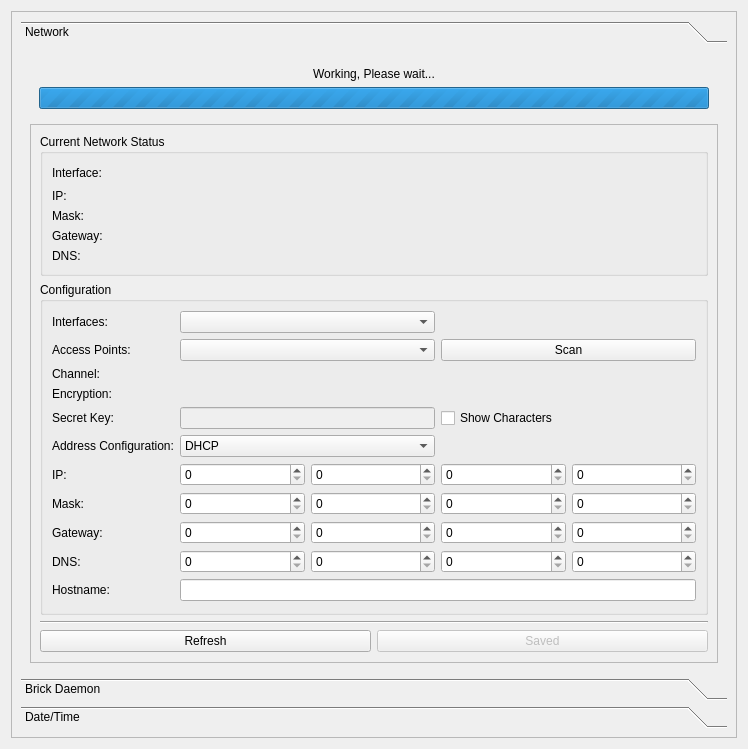
Old version of the form src/brickv/plugin_system/plugins/red/ui/red_tab_settings.ui in the repository Tinkerforge/brickv.
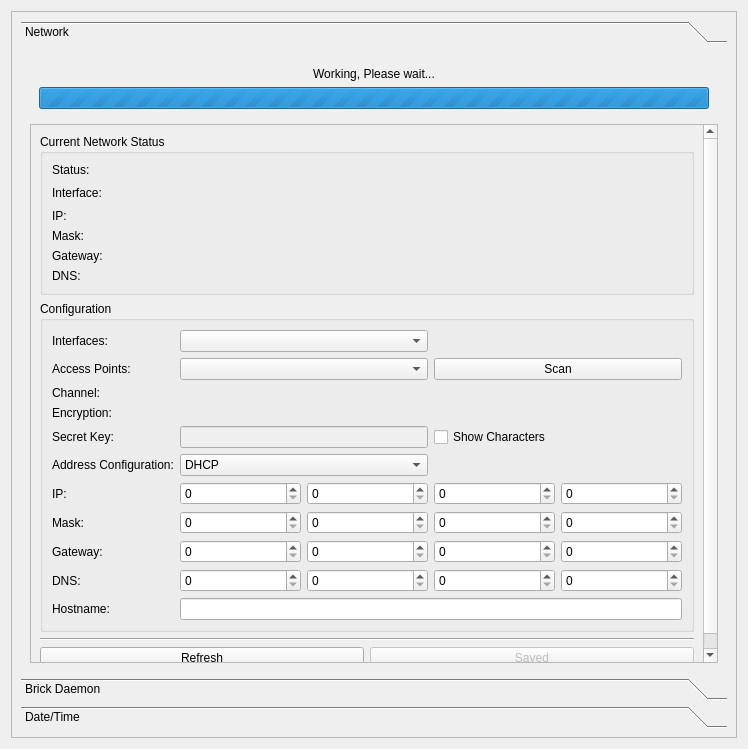
New version of the form. The open tabs and pages were chosen to show the change.

Commit message: red-brick: 1. Added status field in network current status 2. Tab ordering fixed for network settings

```diff
--- a/src/brickv/plugin_system/plugins/red/ui/red_tab_settings.ui
+++ b/src/brickv/plugin_system/plugins/red/ui/red_tab_settings.ui
@@ -88,9 +88,9 @@
              <property name="geometry">
               <rect>
                <x>0</x>
-               <y>-87</y>
+               <y>0</y>
                <width>674</width>
-               <height>613</height>
+               <height>636</height>
               </rect>
              </property>
              <layout class="QVBoxLayout" name="verticalLayout_9">
@@ -435,14 +435,14 @@
                   <layout class="QVBoxLayout" name="verticalLayout_14">
                    <item>
                     <layout class="QGridLayout" name="gridLayout_2">
-                     <item row="3" column="1">
+                     <item row="4" column="0">
                       <widget class="QLabel" name="label_12">
                        <property name="text">
                         <string>Gateway:</string>
                        </property>
                       </widget>
                      </item>
-                     <item row="1" column="3">
+                     <item row="2" column="2">
                       <widget class="QLabel" name="label_net_gen_cstat_ip">
                        <property name="text">
                         <string/>
@@ -452,14 +452,14 @@
                        </property>
                       </widget>
                      </item>
-                     <item row="0" column="1">
+                     <item row="1" column="0">
                       <widget class="QLabel" name="label_8">
                        <property name="text">
                         <string>Interface:</string>
                        </property>
                       </widget>
                      </item>
-                     <item row="0" column="3">
+                     <item row="1" column="2">
                       <widget class="QLabel" name="label_net_gen_cstat_intf">
                        <property name="sizePolicy">
                         <sizepolicy hsizetype="Preferred" vsizetype="Preferred">
@@ -475,7 +475,7 @@
                        </property>
                       </widget>
                      </item>
-                     <item row="5" column="1">
+                     <item row="6" column="0">
                       <spacer name="verticalSpacer_6">
                        <property name="orientation">
                         <enum>Qt::Vertical</enum>
@@ -488,7 +488,7 @@
                        </property>
                       </spacer>
                      </item>
-                     <item row="2" column="3">
+                     <item row="3" column="2">
                       <widget class="QLabel" name="label_net_gen_cstat_mask">
                        <property name="text">
                         <string/>
@@ -498,7 +498,7 @@
                        </property>
                       </widget>
                      </item>
-                     <item row="4" column="3">
+                     <item row="5" column="2">
                       <widget class="QLabel" name="label_net_gen_cstat_dns">
                        <property name="text">
                         <string/>
@@ -508,7 +508,7 @@
                        </property>
                       </widget>
                      </item>
-                     <item row="3" column="3">
+                     <item row="4" column="2">
                       <widget class="QLabel" name="label_net_gen_cstat_gateway">
                        <property name="text">
                         <string/>
@@ -518,28 +518,35 @@
                        </property>
                       </widget>
                      </item>
-                     <item row="4" column="1">
+                     <item row="5" column="0">
                       <widget class="QLabel" name="label_30">
                        <property name="text">
                         <string>DNS:</string>
                        </property>
                       </widget>
                      </item>
-                     <item row="1" column="1">
+                     <item row="2" column="0">
                       <widget class="QLabel" name="label_5">
                        <property name="text">
                         <string>IP:</string>
                        </property>
                       </widget>
                      </item>
-                     <item row="2" column="1">
+                     <item row="0" column="0">
+                      <widget class="QLabel" name="label_2">
+                       <property name="text">
+                        <string>Status:</string>
+                       </property>
+                      </widget>
+                     </item>
+                     <item row="3" column="0">
                       <widget class="QLabel" name="label_10">
                        <property name="text">
                         <string>Mask:</string>
                        </property>
                       </widget>
                      </item>
-                     <item row="0" column="2">
+                     <item row="1" column="1">
                       <spacer name="horizontalSpacer">
                        <property name="orientation">
                         <enum>Qt::Horizontal</enum>
```
Left out of the diff: 59 changed lines with no effect on the pictures. The commit also changes 2 other files.
